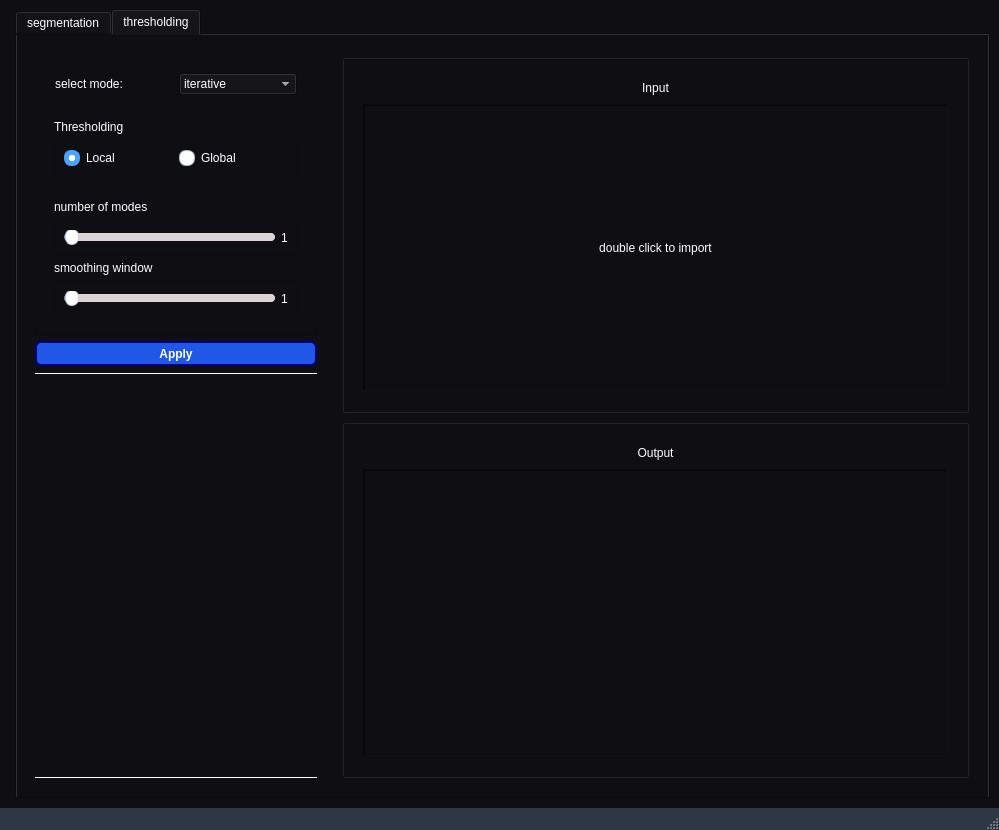
Above: ui.ui from Eagle-E-Y-E/Task4-Segmentation before the change. Below: the same form after it.
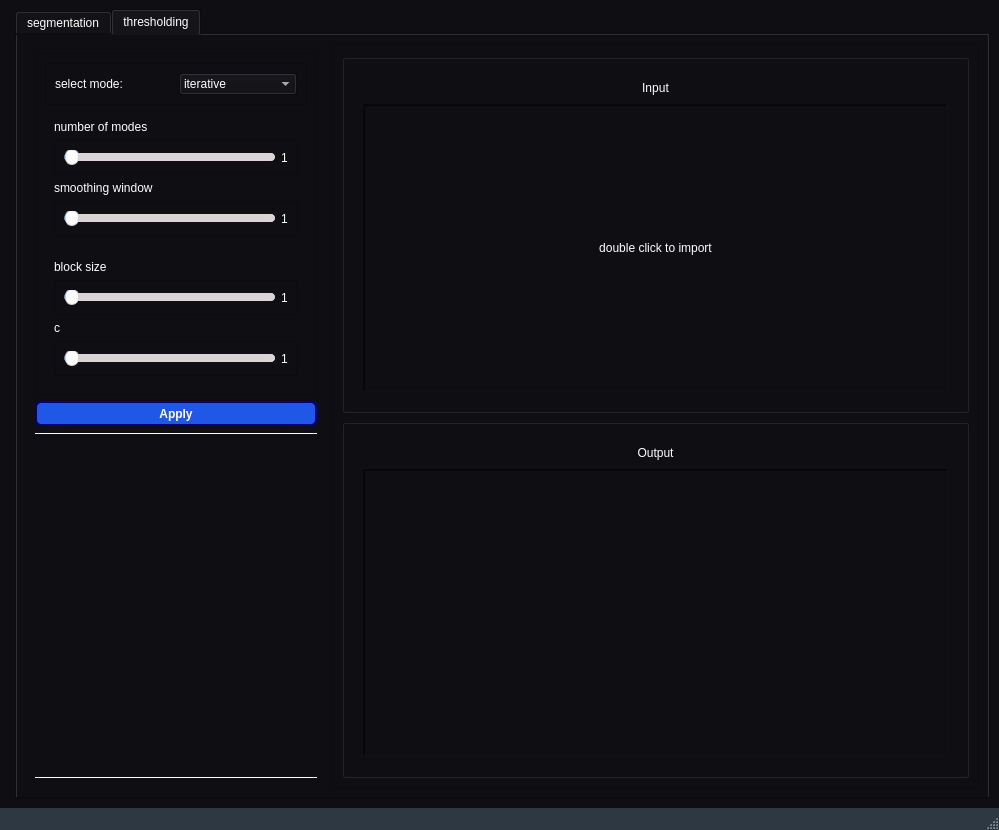
That is the form after the change. The open tabs and pages were chosen to show the change. Icons and pictures are not drawn.

Commit message: change local radio_btn to include in combobos

The edit to the form file:
```diff
--- a/ui.ui
+++ b/ui.ui
@@ -1583,48 +1583,6 @@
                 </layout>
                </widget>
               </item>
-              <item>
-               <widget class="QWidget" name="kmeans_widget_2" native="true">
-                <layout class="QVBoxLayout" name="verticalLayout_13">
-                 <item>
-                  <widget class="QLabel" name="label_10">
-                   <property name="text">
-                    <string>Thresholding</string>
-                   </property>
-                  </widget>
-                 </item>
-                 <item>
-                  <widget class="QFrame" name="frame_28">
-                   <property name="frameShape">
-                    <enum>QFrame::StyledPanel</enum>
-                   </property>
-                   <property name="frameShadow">
-                    <enum>QFrame::Raised</enum>
-                   </property>
-                   <layout class="QHBoxLayout" name="horizontalLayout_7">
-                    <item>
-                     <widget class="QRadioButton" name="local_radio">
-                      <property name="text">
-                       <string>Local</string>
-                      </property>
-                      <property name="checked">
-                       <bool>true</bool>
-                      </property>
-                     </widget>
-                    </item>
-                    <item>
-                     <widget class="QRadioButton" name="global_radio">
-                      <property name="text">
-                       <string>Global</string>
-                      </property>
-                     </widget>
-                    </item>
-                   </layout>
-                  </widget>
-                 </item>
-                </layout>
-               </widget>
-              </item>
               <item>
                <widget class="QWidget" name="spectral_widget" native="true">
                 <layout class="QVBoxLayout" name="verticalLayout_24">
@@ -1709,6 +1667,90 @@
                 </layout>
                </widget>
               </item>
+              <item>
+               <widget class="QWidget" name="local_thresholding_widget" native="true">
+                <layout class="QVBoxLayout" name="verticalLayout_25">
+                 <item>
+                  <widget class="QLabel" name="label_17">
+                   <property name="text">
+                    <string>block size</string>
+                   </property>
+                  </widget>
+                 </item>
+                 <item>
+                  <widget class="QFrame" name="frame_32">
+                   <property name="frameShape">
+                    <enum>QFrame::StyledPanel</enum>
+                   </property>
+                   <property name="frameShadow">
+                    <enum>QFrame::Raised</enum>
+                   </property>
+                   <layout class="QHBoxLayout" name="horizontalLayout_23">
+                    <item>
+                     <widget class="QSlider" name="block_size_slider">
+                      <property name="minimum">
+                       <number>1</number>
+                      </property>
+                      <property name="maximum">
+                       <number>10</number>
+                      </property>
+                      <property name="orientation">
+                       <enum>Qt::Horizontal</enum>
+                      </property>
+                     </widget>
+                    </item>
+                    <item>
+                     <widget class="QLabel" name="block_size_label">
+                      <property name="text">
+                       <string>1</string>
+                      </property>
+                     </widget>
+                    </item>
+                   </layout>
+                  </widget>
+                 </item>
+                 <item>
+                  <widget class="QLabel" name="label_18">
+                   <property name="text">
+                    <string>c</string>
+                   </property>
+                  </widget>
+                 </item>
+                 <item>
+                  <widget class="QFrame" name="frame_33">
+                   <property name="frameShape">
+                    <enum>QFrame::StyledPanel</enum>
+                   </property>
+                   <property name="frameShadow">
+                    <enum>QFrame::Raised</enum>
+                   </property>
+                   <layout class="QHBoxLayout" name="horizontalLayout_24">
+                    <item>
+                     <widget class="QSlider" name="c_slider">
+                      <property name="minimum">
+                       <number>1</number>
+                      </property>
+                      <property name="maximum">
+                       <number>10</number>
+                      </property>
+                      <property name="orientation">
+                       <enum>Qt::Horizontal</enum>
+                      </property>
+                     </widget>
+                    </item>
+                    <item>
+                     <widget class="QLabel" name="c_label">
+                      <property name="text">
+                       <string>1</string>
+                      </property>
+                     </widget>
+                    </item>
+                   </layout>
+                  </widget>
+                 </item>
+                </layout>
+               </widget>
+              </item>
              </layout>
             </widget>
            </item>
```
Left out of the diff: 5 changed lines with no effect on the pictures. The commit also changes 1 other file.
